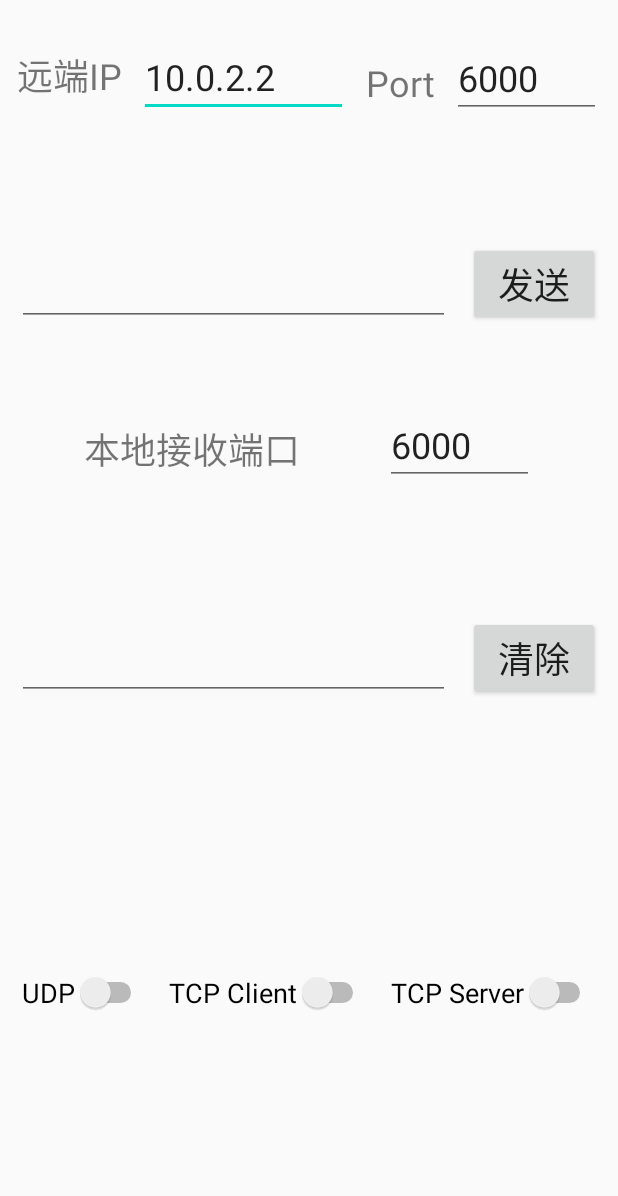
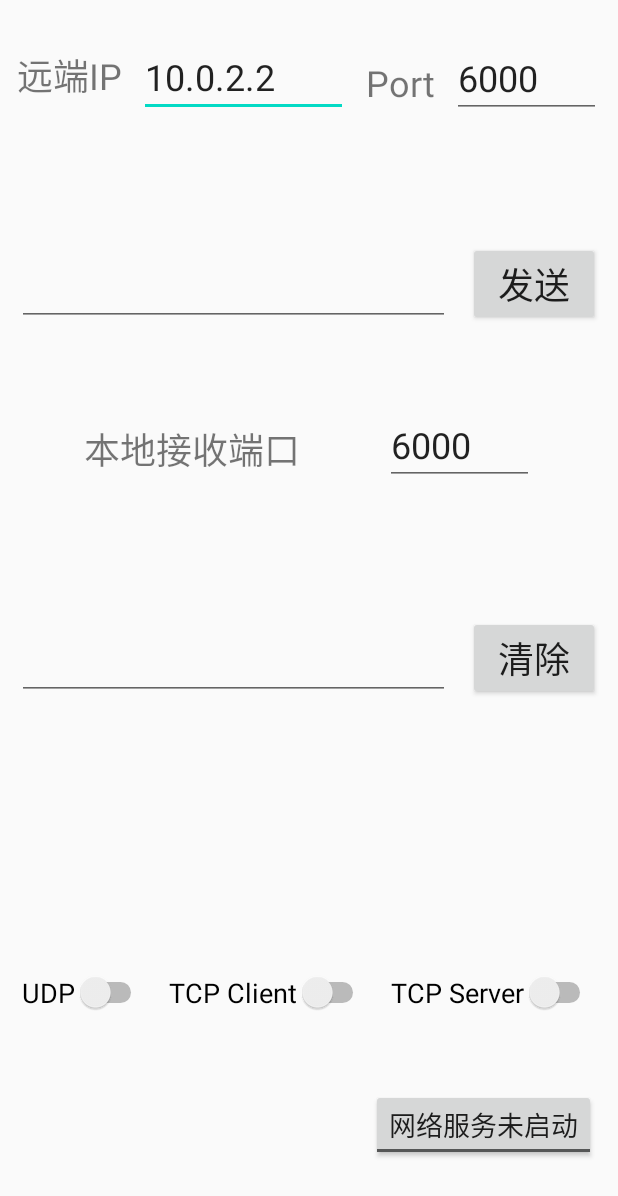
Before and after one commit to wangzhiqiang777/UdpTcpSocketServiceDemo, an Android app: the layout activity_main.xml on its own in the app's theme, with its tools: preview values and no code run, on a phone screen of 412 x 824 dp. Shown: the top 1196 px of the screen. Run offline under Robolectric (Android 15) with nearby library versions, the phone set to English and light mode, and no system bars.

```diff
--- a/app/src/main/AndroidManifest.xml
+++ b/app/src/main/AndroidManifest.xml
@@ -3,6 +3,7 @@
     package="com.neusoft.qiangzi.socketservicedemo">
 
     <uses-permission android:name="android.permission.INTERNET" />
+    <uses-permission android:name="android.permission.FOREGROUND_SERVICE"/>
 
     <application
         android:allowBackup="true"
--- a/app/src/main/res/layout/activity_main.xml
+++ b/app/src/main/res/layout/activity_main.xml
@@ -168,4 +168,16 @@
         app:layout_constraintStart_toEndOf="@+id/switchTcp"
         app:layout_constraintTop_toTopOf="@+id/switchTcp" />
 
+    <ToggleButton
+        android:id="@+id/toggleButtonStartService"
+        android:layout_width="wrap_content"
+        android:layout_height="wrap_content"
+        android:text="启动网络服务"
+        android:textOff="网络服务未启动"
+        android:textOn="网络服务运行中"
+        android:textSize="18sp"
+        app:layout_constraintBottom_toBottomOf="parent"
+        app:layout_constraintEnd_toEndOf="@+id/switchTcpServer"
+        app:layout_constraintTop_toBottomOf="@+id/switchTcpServer" />
+
 </androidx.constraintlayout.widget.ConstraintLayout>
```
Also changed, not shown: app/src/main/java/com/neusoft/qiangzi/socketservicedemo/MainActivity.java (+60 -14 lines), app/src/main/java/com/neusoft/qiangzi/socketservicedemo/SocketHelper/TCPServerHelper.java (+10 -0 lines), app/src/main/java/com/neusoft/qiangzi/socketservicedemo/SocketService.java (+45 -0 lines).
